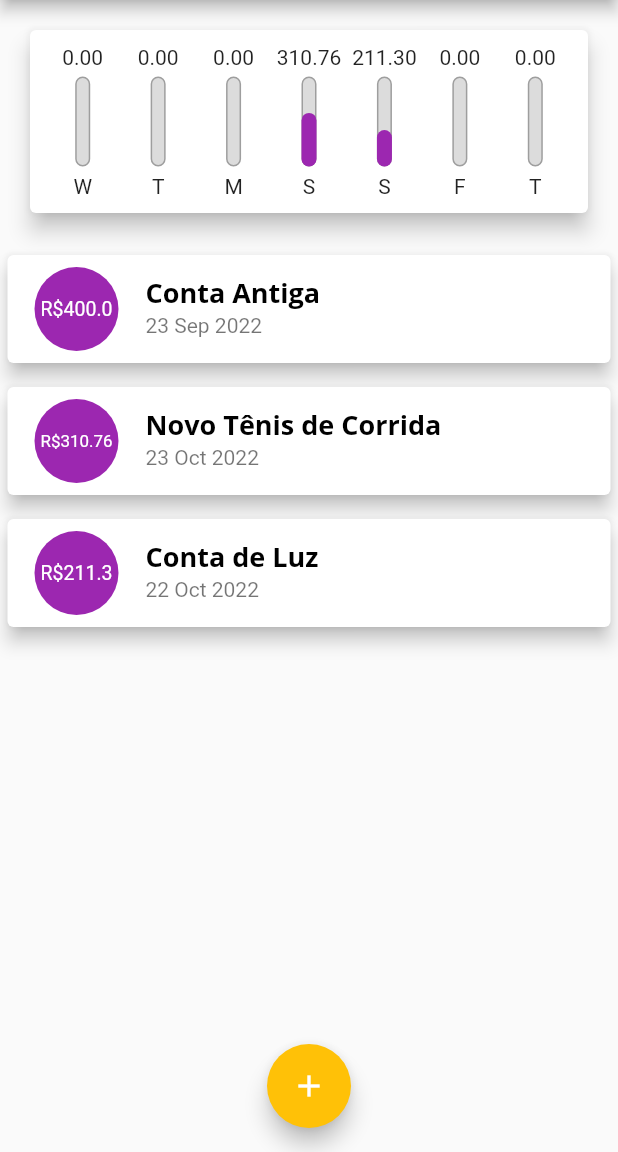
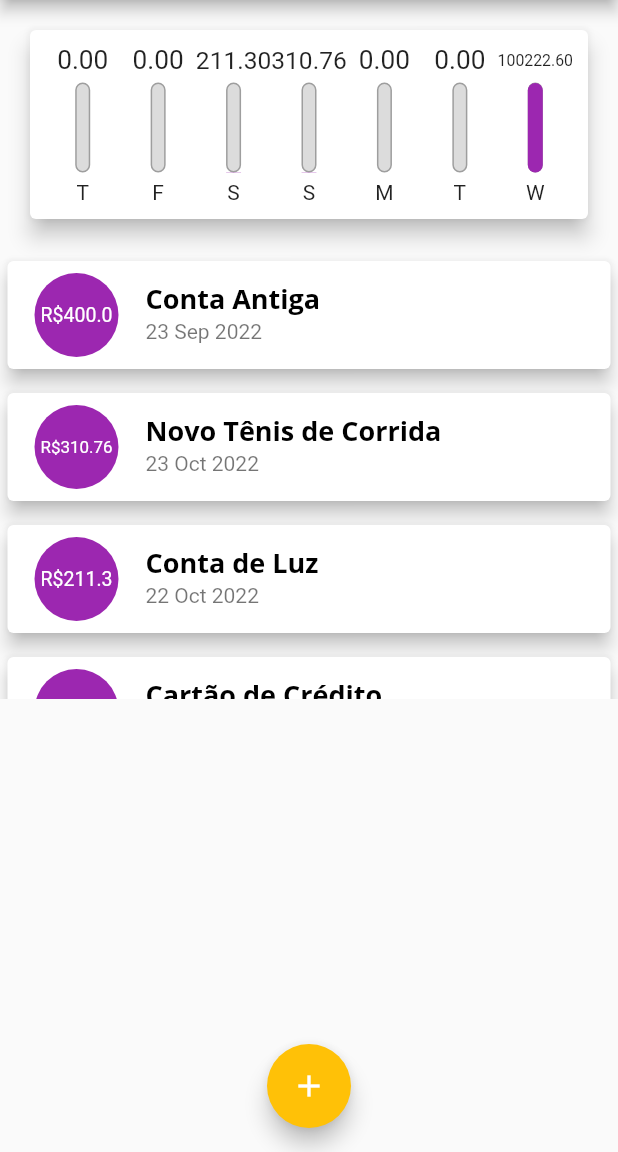
Before and after one commit to pf-haidar/expenses, a Flutter app: the screen it shows after launch, on a phone screen of 412 x 824 dp, the part 84-1236 px from its top. Run offline on Flutter 3.47's test engine with Material 2 defaults, Android fonts, the phone set to English and light mode, and no system bars.

Commit message:
fix chart bar direction

```diff
--- a/lib/components/chart.dart
+++ b/lib/components/chart.dart
@@ -30,7 +30,7 @@ class Chart extends StatelessWidget {
         'day': DateFormat.E().format(weekDay)[0],
         'value': totalSum,
       };
-    });
+    }).reversed.toList();
   }
 
   double get _weekTotalValue {
--- a/lib/components/chart_bar.dart
+++ b/lib/components/chart_bar.dart
@@ -17,9 +17,12 @@ class ChartBar extends StatelessWidget {
     return Column(
       children: [
         // Text('R\$${value.toStringAsFixed(2)}'),
-        FittedBox(
-          child: Text(
-            '${value.toStringAsFixed(2)}',
+        Container(
+          height: 20,
+          child: FittedBox(
+            child: Text(
+              '${value.toStringAsFixed(2)}',
+            ),
           ),
         ),
         const SizedBox(height: 5),
--- a/lib/main.dart
+++ b/lib/main.dart
@@ -71,6 +71,18 @@ class _MyHomePageState extends State<MyHomePage> {
       value: 211.30,
       date: DateTime.now().subtract(Duration(days: 4)),
     ),
+    Transaction(
+      id: 't3',
+      title: 'Cartão de Crédito',
+      value: 100211.30,
+      date: DateTime.now(),
+    ),
+    Transaction(
+      id: 't4',
+      title: 'Lanche',
+      value: 11.30,
+      date: DateTime.now(),
+    ),
   ];
 
   List<Transaction> get _recentTransactions {
```
